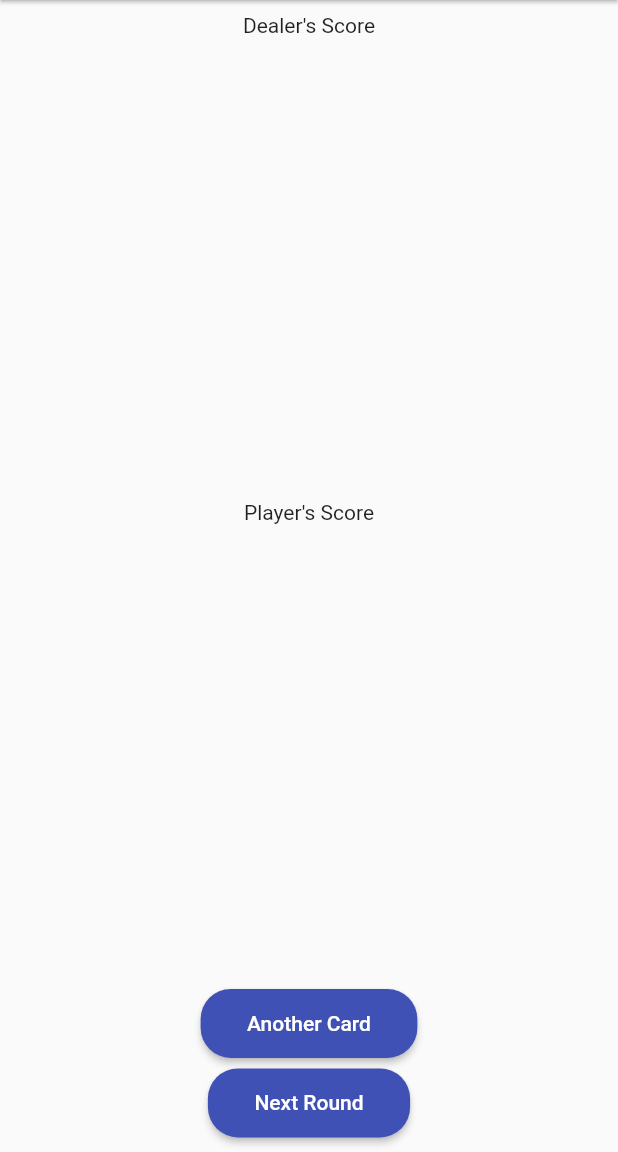
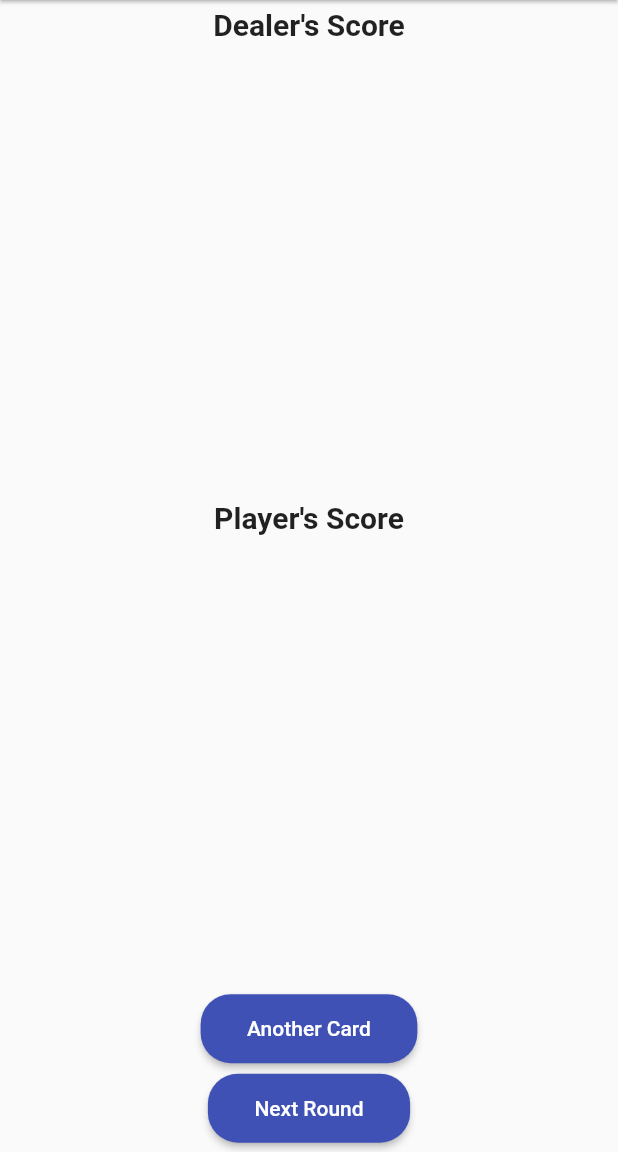
Before and after one commit to danieladebanjo55/black_jack_game, a Flutter app: the screen it shows after launch, after a tap on "Start Game", on a phone screen of 412 x 824 dp, the part 84-1236 px from its top. Run offline on Flutter 3.47's test engine with Material 2 defaults, Android fonts, the light colour scheme and no system bars.

Commit message:
docs: styling texts

```diff
--- a/lib/screens/black_jack_screen.dart
+++ b/lib/screens/black_jack_screen.dart
@@ -28,7 +28,11 @@ class _BlackJackScreenState extends State<BlackJackScreen> {
                 children: [
                   Column(
                     children: [
-                      Text("Dealer's Score"),
+                      Text(
+                        "Dealer's Score",
+                        style: TextStyle(
+                            fontSize: 20, fontWeight: FontWeight.bold),
+                      ),
                       SizedBox(
                         height: 300,
                         child: GridView.builder(
@@ -44,7 +48,11 @@ class _BlackJackScreenState extends State<BlackJackScreen> {
                   ),
                   Column(
                     children: [
-                      Text("Player's Score"),
+                      Text(
+                        "Player's Score",
+                        style: TextStyle(
+                            fontSize: 20, fontWeight: FontWeight.bold),
+                      ),
                       SizedBox(
                         height: 300,
                         child: GridView.builder(
```
